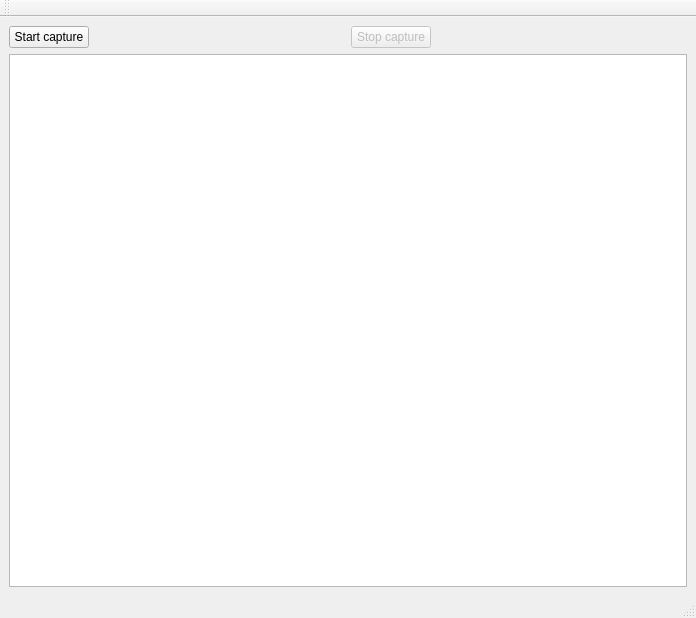
Above: mainWindow.ui from alexis-ld/pycket before the change. Below: the same form after it.
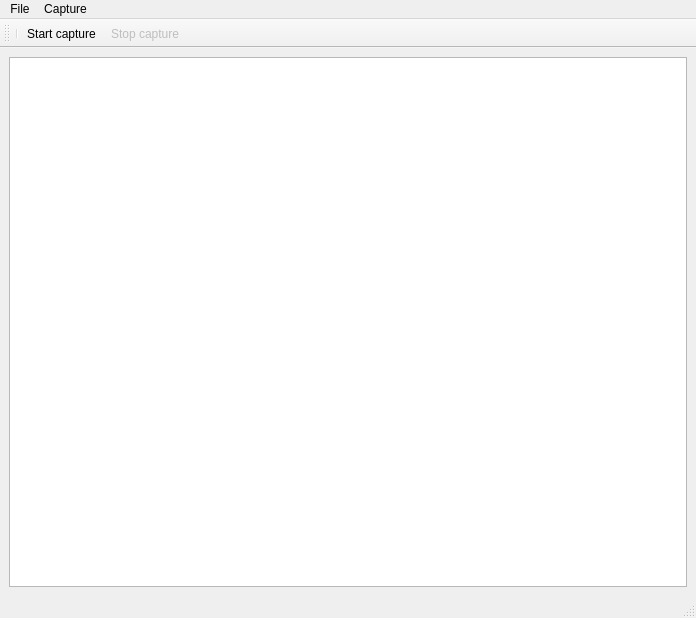
That is the form after the change. Icons and pictures are not drawn.

Commit message: Added toolbar and menubar to GUI

Patch:
```diff
--- a/mainWindow.ui
+++ b/mainWindow.ui
@@ -17,29 +17,20 @@
    <layout class="QGridLayout" name="gridLayout">
     <item row="0" column="0">
      <layout class="QVBoxLayout" name="verticalLayout">
-      <item>
-       <layout class="QHBoxLayout" name="horizontalLayout">
-        <item alignment="Qt::AlignLeft">
-         <widget class="QPushButton" name="startCaptureBtn">
-          <property name="text">
-           <string>Start capture</string>
-          </property>
-         </widget>
-        </item>
-        <item alignment="Qt::AlignLeft">
-         <widget class="QPushButton" name="stopCaptureBtn">
-          <property name="enabled">
-           <bool>false</bool>
-          </property>
-          <property name="text">
-           <string>Stop capture</string>
-          </property>
-         </widget>
-        </item>
-       </layout>
-      </item>
       <item>
        <widget class="QTreeWidget" name="packetsList">
+        <property name="rootIsDecorated">
+         <bool>false</bool>
+        </property>
+        <property name="itemsExpandable">
+         <bool>true</bool>
+        </property>
+        <property name="sortingEnabled">
+         <bool>true</bool>
+        </property>
+        <property name="animated">
+         <bool>true</bool>
+        </property>
         <property name="columnCount">
          <number>0</number>
         </property>
@@ -67,13 +58,94 @@
    <property name="windowTitle">
     <string>toolBar</string>
    </property>
+   <property name="iconSize">
+    <size>
+     <width>16</width>
+     <height>16</height>
+    </size>
+   </property>
    <attribute name="toolBarArea">
     <enum>TopToolBarArea</enum>
    </attribute>
    <attribute name="toolBarBreak">
+    <bool>true</bool>
+   </attribute>
+   <addaction name="separator"/>
+   <addaction name="startCaptureBtn"/>
+   <addaction name="stopCaptureBtn"/>
+  </widget>
+  <widget class="QMenuBar" name="menuBar">
+   <property name="geometry">
+    <rect>
+     <x>0</x>
+     <y>0</y>
+     <width>696</width>
+     <height>29</height>
+    </rect>
+   </property>
+   <widget class="QMenu" name="menuFile">
+    <property name="title">
+     <string>File</string>
+    </property>
+    <addaction name="actionOpen_pcap_file"/>
+    <addaction name="actionSave_as_pcap_file"/>
+    <addaction name="exitBtn"/>
+   </widget>
+   <widget class="QMenu" name="menuCapture">
+    <property name="title">
+     <string>Capture</string>
+    </property>
+    <addaction name="startCaptureBtn"/>
+    <addaction name="stopCaptureBtn"/>
+   </widget>
+   <addaction name="menuFile"/>
+   <addaction name="menuCapture"/>
+  </widget>
+  <action name="startCaptureBtn">
+   <property name="icon">
+    <iconset>
+     <normaloff>img/start.png</normaloff>img/start.png</iconset>
+   </property>
+   <property name="text">
+    <string>Start capture</string>
+   </property>
+   <property name="toolTip">
+    <string>Start a new capture</string>
+   </property>
+  </action>
+  <action name="stopCaptureBtn">
+   <property name="enabled">
     <bool>false</bool>
-   </attribute>
-  </widget>
+   </property>
+   <property name="icon">
+    <iconset>
+     <normaloff>img/stop.png</normaloff>img/stop.png</iconset>
+   </property>
+   <property name="text">
+    <string>Stop capture</string>
+   </property>
+   <property name="toolTip">
+    <string>Stop current capture</string>
+   </property>
+  </action>
+  <action name="actionOpen_pcap_file">
+   <property name="text">
+    <string>Open pcap file</string>
+   </property>
+  </action>
+  <action name="actionSave_as_pcap_file">
+   <property name="text">
+    <string>Save as pcap file</string>
+   </property>
+  </action>
+  <action name="exitBtn">
+   <property name="text">
+    <string>Exit</string>
+   </property>
+   <property name="toolTip">
+    <string>Exit app</string>
+   </property>
+  </action>
  </widget>
  <resources/>
  <connections/>
```
Left out of the diff: 10 changed lines with no effect on the pictures. The commit also changes 5 other files.
